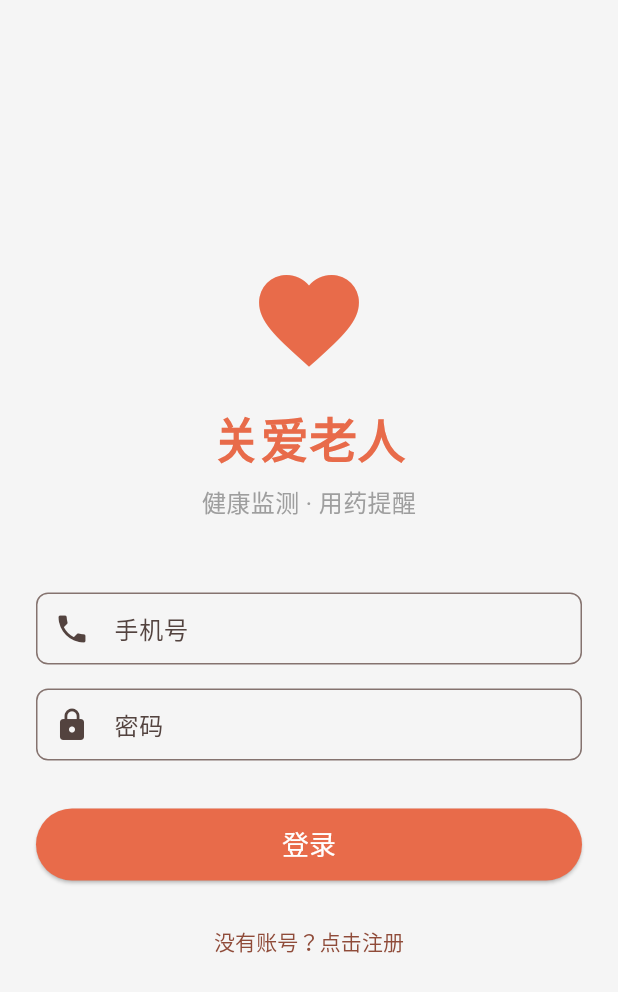
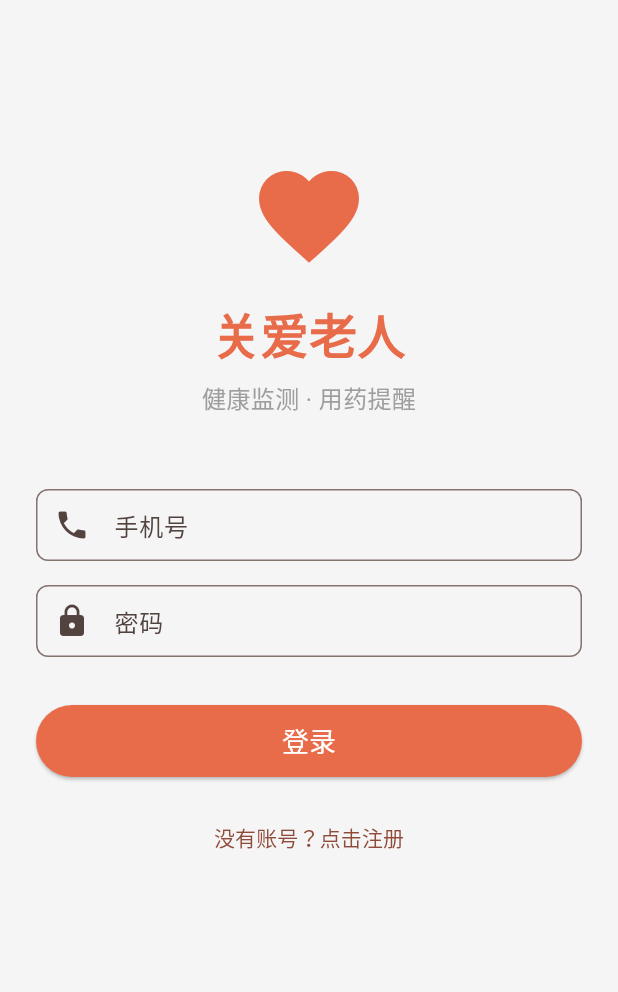
Before and after one commit to Yqghlx/CareForTheOld, a Flutter app: the screen it shows after launch, on a phone screen of 412 x 824 dp. Shown: the top 992 px of the screen. Run offline on Flutter 3.47's test engine with Material 3 defaults, Android fonts, the phone set to English and light mode, and no system bars; our stand-ins replace dio, flutter_riverpod, go_router, shared_preferences; Roboto replaces fonts that are missing (PingFangSC).

Commit message:
fix: 修复登录页和首页底部溢出问题
- 登录页：改用 SingleChildScrollView 替代居中布局
- 老人首页：改用 SingleChildScrollView，GridView 禁用滚动
- 子女首页：添加 resizeToAvoidBottomInset: false

Co-Authored-By: Claude Opus 4.6 <noreply@anthropic.com>

```diff
--- a/flutter_client/lib/features/auth/pages/login_page.dart
+++ b/flutter_client/lib/features/auth/pages/login_page.dart
@@ -74,13 +74,13 @@ class _LoginPageState extends ConsumerState<LoginPage> {
   Widget build(BuildContext context) {
     return Scaffold(
       body: SafeArea(
-        child: Padding(
+        child: SingleChildScrollView(
           padding: const EdgeInsets.all(24),
           child: Form(
             key: formKey,
             child: Column(
-              mainAxisAlignment: MainAxisAlignment.center,
               children: [
+                const SizedBox(height: 80),
                 // Logo
                 const Icon(
                   Icons.favorite,
--- a/flutter_client/lib/features/child/pages/child_home_page.dart
+++ b/flutter_client/lib/features/child/pages/child_home_page.dart
@@ -31,6 +31,7 @@ class _ChildHomePageState extends ConsumerState<ChildHomePage> {
     final familyState = ref.watch(familyProvider);
 
     return Scaffold(
+      resizeToAvoidBottomInset: false,
       appBar: AppBar(
         title: const Text('关爱老人'),
         automaticallyImplyLeading: false,
--- a/flutter_client/lib/features/elder/pages/elder_home_page.dart
+++ b/flutter_client/lib/features/elder/pages/elder_home_page.dart
@@ -30,6 +30,7 @@ class _ElderHomePageState extends ConsumerState<ElderHomePage> {
     return Theme(
       data: theme,
       child: Scaffold(
+        resizeToAvoidBottomInset: false,
         appBar: AppBar(
           title: const Text('关爱老人'),
           automaticallyImplyLeading: false,
@@ -82,7 +83,7 @@ class _ElderHomePageState extends ConsumerState<ElderHomePage> {
   Widget _buildHomeContent() {
     final authState = ref.watch(authProvider);
 
-    return Padding(
+    return SingleChildScrollView(
       padding: const EdgeInsets.all(20),
       child: Column(
         crossAxisAlignment: CrossAxisAlignment.start,
@@ -123,6 +124,7 @@ class _ElderHomePageState extends ConsumerState<ElderHomePage> {
           GridView.count(
             crossAxisCount: 2,
             shrinkWrap: true,
+            physics: const NeverScrollableScrollPhysics(),
             childAspectRatio: 1.6,
             children: [
               _buildQuickCard(
```
